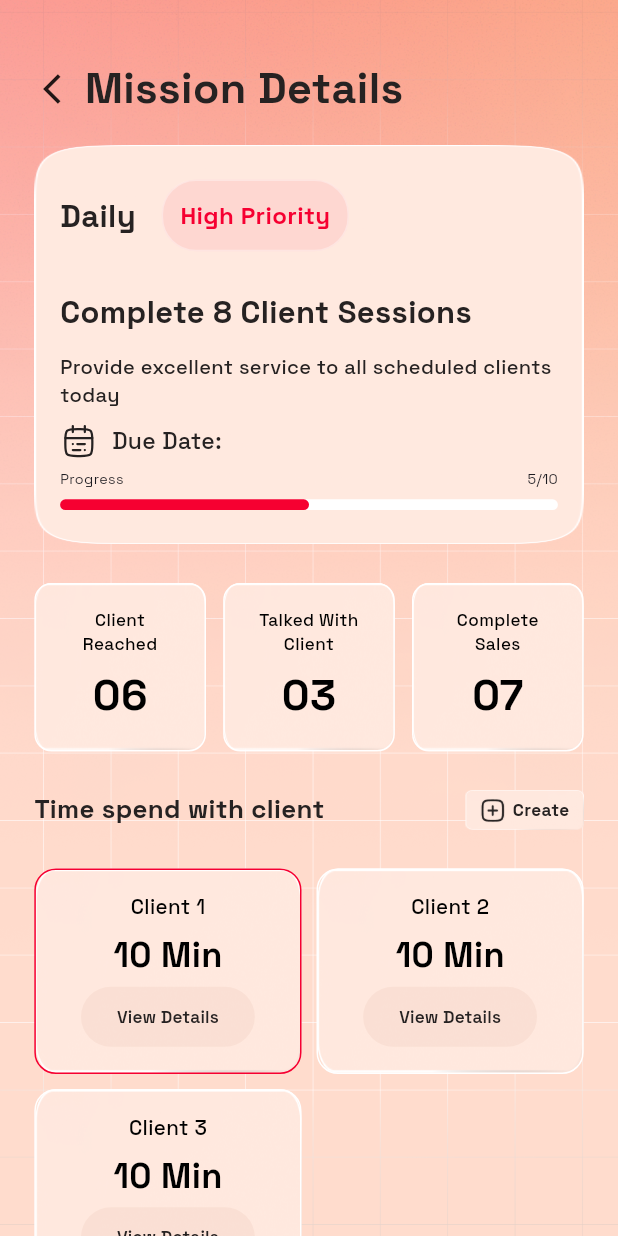
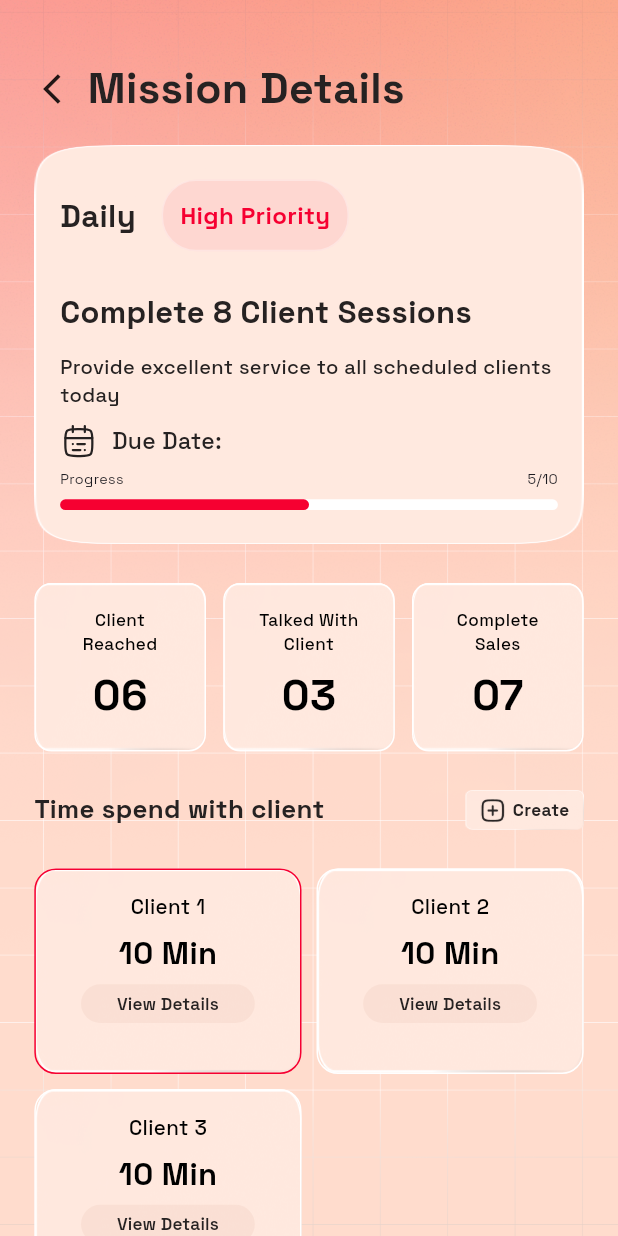
Before and after one commit to vjtyler68-cloud/goalshare-app, a Flutter app: the MissionScreen screen opened by its route, after a tap on "Daily", on a phone screen of 412 x 824 dp. Run offline on Flutter 3.47's test engine with Material 3 defaults, Android fonts, the phone set to English and light mode, and no system bars; our stand-ins replace cached_network_image, carousel_slider, device_preview, dotted_border, flutter_screenutil, flutter_svg and 9 more; missing offline and left inert: flutter_masonry_view; accounts and stored records are empty; network calls fail.

Commit message:
bible added

```diff
--- a/lib/bindings/bindings.dart
+++ b/lib/bindings/bindings.dart
@@ -16,6 +16,7 @@ class AppBindings extends Bindings {
   void dependencies() {
     //  Get.lazyPut(()=>SplashScreenController());
     Get.lazyPut(() => LoginController());
+    Get.lazyPut(() => HomeController());
     Get.lazyPut(() => SignupController());
     Get.lazyPut(() => ResetCodeController());
     Get.lazyPut(() => ApplyCodeController());
--- a/lib/core/const/app_icons.dart
+++ b/lib/core/const/app_icons.dart
@@ -24,4 +24,6 @@ static const String totalworked = 'assets/icons/totalworked.svg';
 static const String totalbreak = 'assets/icons/totalbreak.svg';
 static const String edit = 'assets/icons/edit.png';
 static const String budget = 'assets/icons/budget.png';
+static const String budget_trend = 'assets/icons/budget_trend.png';
+static const String bible = 'assets/icons/bible.png';
 }
--- a/lib/core/global_widgets/subpage_appbar_widget.dart
+++ b/lib/core/global_widgets/subpage_appbar_widget.dart
@@ -1,4 +1,5 @@
 import 'package:flutter/material.dart';
+import 'package:flutter_screenutil/flutter_screenutil.dart';
 
 import '../const/app_colors.dart';
 import '../const/app_fonts.dart';
@@ -20,13 +21,14 @@ class SubPageAppbarWidget extends StatelessWidget {
           onTap: onPressed,
           child: Icon(Icons.arrow_back_ios_outlined),
         ),
-        SizedBox(width: AppSizes.w(10)),
+        SizedBox(width: 10.w),
         Text(
           appbarTitle,
           style: AppFonts.spaceGrotesk.copyWith(
             fontWeight: FontWeight.w700,
-            fontSize: AppSizes.sp(30),
+            fontSize: 25.sp,
             color: AppColors.greyColor70,
+
           ),
         ),
       ],
--- a/lib/features/mission/screen/mission_screen.dart
+++ b/lib/features/mission/screen/mission_screen.dart
@@ -2,6 +2,7 @@ import 'dart:developer';
 
 import 'package:flutter/material.dart';
 import 'package:flutter/widgets.dart';
+import 'package:flutter_screenutil/flutter_screenutil.dart';
 import 'package:flutter_svg/svg.dart';
 import 'package:get/get.dart';
 import 'package:spanx/core/const/app_colors.dart';
@@ -203,8 +204,8 @@ class MissionScreen extends StatelessWidget {
                 () {
                   Get.toNamed(AppRoutes.myBudgetScreen);
                 },
-                false,
-                AppImages.priming,
+                true,
+                AppIcons.budget_trend,
               ),
               SizedBox(height: AppSizes.h(20)),
               // task cards
@@ -230,6 +231,7 @@ class MissionScreen extends StatelessWidget {
                   cardOnTap: (){Get.to(() => MissionDetailsScreen());},
                 );
               }),
+              SizedBox(height: 80.h),
             ],
           ),
         ),
@@ -294,8 +296,10 @@ Widget _goalsButton(
         horizontal: AppSizes.w(20),
         vertical: AppSizes.w(12),
       ),
+
       decoration: BoxDecoration(
-        border: Border.all(color: AppColors.whiteColor),
+        // boxShadow: [BoxShadow(color: AppColors.greyColor70, spreadRadius: 1)],
+        border: Border.all(color: AppColors.greyColor70.withAlpha(80)),
         borderRadius: BorderRadius.circular(AppSizes.w(20)),
         image: DecorationImage(
           image: AssetImage(AppImages.bg_minicard),
--- a/lib/features/mission_details/screen/mission_details_screen.dart
+++ b/lib/features/mission_details/screen/mission_details_screen.dart
@@ -569,11 +569,15 @@ Widget _clientDetails(int clientNumber, VoidCallback ontap, String buttonText) {
         '10 Min',
         style: AppFonts.spaceGrotesk.copyWith(
           fontWeight: FontWeight.w700,
-          fontSize: 20.sp,
+          fontSize: 18.sp,
           color: AppColors.blackColor,
         ),
       ),
-      ElevatedButton(
+      SizedBox(height: 5.h),
+      SizedBox(
+        // width: 20.w,
+        height: 20.h,
+        child: ElevatedButton(
           onPressed: ontap,
           style: ElevatedButton.styleFrom(
             elevation: 0,
@@ -585,6 +589,7 @@ Widget _clientDetails(int clientNumber, VoidCallback ontap, String buttonText) {
               fontSize: AppSizes.sp(12),
               fontWeight: FontWeight.w600,
               color: AppColors.greyColor70,
+            ),
           ),
         ),
       ),
--- a/pubspec.yaml
+++ b/pubspec.yaml
@@ -27,6 +27,8 @@ dependencies:
   flutter_staggered_grid_view: ^0.7.0
   syncfusion_flutter_charts: ^31.1.17
   percent_indicator: ^4.2.1
+  device_preview: ^1.3.1
+  url_launcher: ^6.3.2
 
 
 dev_dependencies:
```
Also changed, not shown: lib/core/global_widgets/profile_card_widget.dart (+25 -26 lines), lib/features/home/controller/home_controller.dart (+13 -0 lines), lib/features/home/screen/home_screen.dart (+45 -18 lines), lib/features/motivationalNudges/screen/motivationalnudge_screen.dart (+4 -3 lines), lib/main.dart (+19 -1 lines), assets/icons/bible.png (added), assets/icons/budget_trend.png (added), assets/images/time.png, pubspec.lock, 1 other file. Lines whose indentation alone changed are shown as unchanged.
